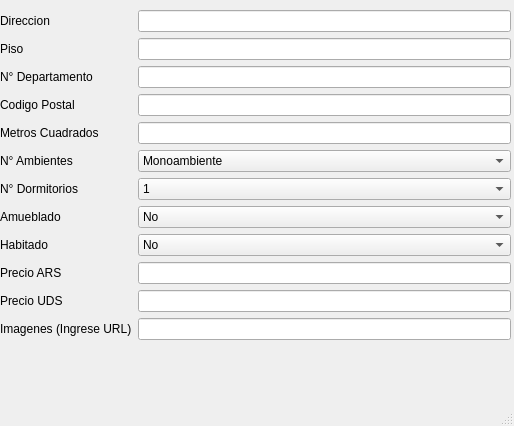
The window that Departamento.ui (MateMar04/TP-Qt) describes before a commit, drawn with Qt 5.
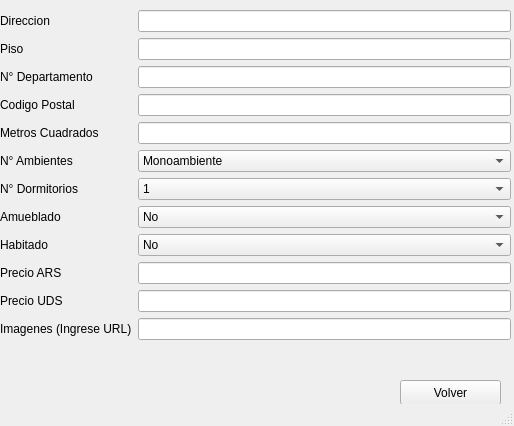
The same window after the commit.

Diff of the .ui file:
```diff
--- a/Departamento.ui
+++ b/Departamento.ui
@@ -246,6 +246,19 @@
      </item>
     </layout>
    </widget>
+   <widget class="QPushButton" name="pb_volver">
+    <property name="geometry">
+     <rect>
+      <x>400</x>
+      <y>380</y>
+      <width>101</width>
+      <height>25</height>
+     </rect>
+    </property>
+    <property name="text">
+     <string>Volver</string>
+    </property>
+   </widget>
   </widget>
   <widget class="QStatusBar" name="statusbar"/>
  </widget>
```
Left out of the diff: 22 changed lines with no effect on the pictures.
